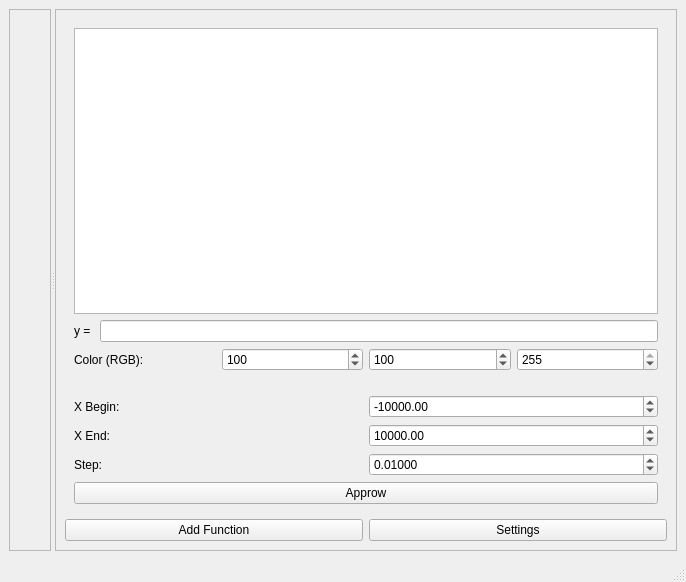
First picture: the form in qplot.ui, repository x0r4ks/QPlot, before the edit.
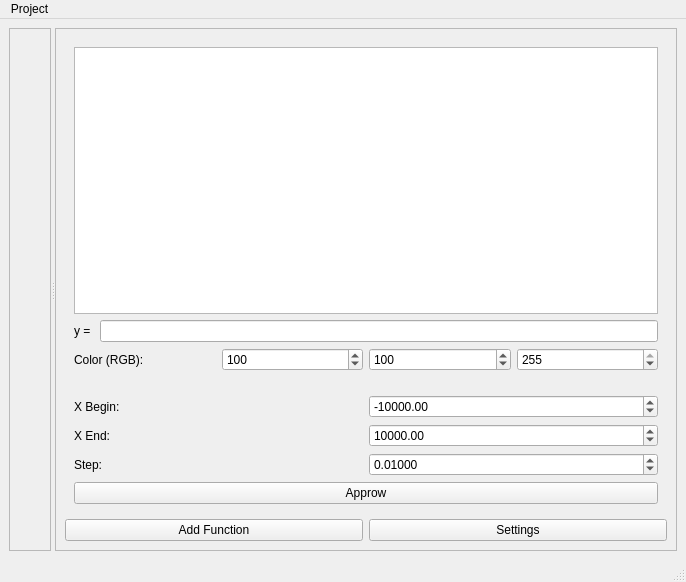
Second picture: the form after the edit. Icons and pictures are not drawn. Custom widgets are drawn as their Qt base class.

What changed in the file:
```diff
--- a/qplot.ui
+++ b/qplot.ui
@@ -232,9 +232,19 @@
      <x>0</x>
      <y>0</y>
      <width>686</width>
-     <height>21</height>
+     <height>29</height>
     </rect>
    </property>
+   <widget class="QMenu" name="menuProject">
+    <property name="title">
+     <string>Project</string>
+    </property>
+    <addaction name="actionCreate"/>
+    <addaction name="actionSave"/>
+    <addaction name="actionSave_As"/>
+    <addaction name="actionOpen"/>
+   </widget>
+   <addaction name="menuProject"/>
   </widget>
   <widget class="QStatusBar" name="statusbar"/>
  </widget>
```
Left out of the diff: 40 changed lines with no effect on the pictures.
